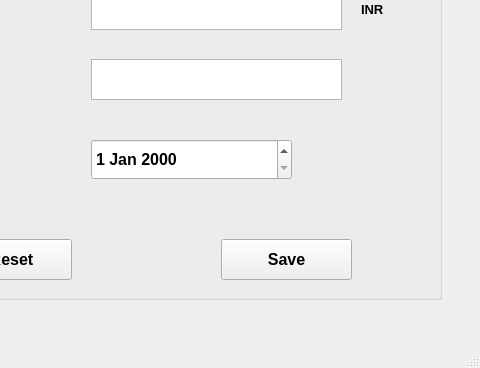
This is designs/new_items_ui.ui in santoshki/sales_software as Qt 5 draws it before an edit; both pictures show x 379 to 859 and y 391 to 759 of the 859 by 759 pixel window. The edited form follows.
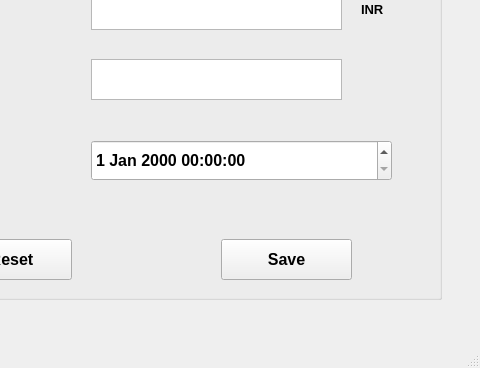
This is the edited form.

Commit message: Updated main ui. Added functions for back and reset button.

What changed in the file:
```diff
--- a/designs/new_items_ui.ui
+++ b/designs/new_items_ui.ui
@@ -248,16 +248,6 @@
       <string>Date</string>
      </property>
     </widget>
-    <widget class="QDateEdit" name="dateEdit">
-     <property name="geometry">
-      <rect>
-       <x>430</x>
-       <y>520</y>
-       <width>201</width>
-       <height>41</height>
-      </rect>
-     </property>
-    </widget>
     <widget class="QPlainTextEdit" name="quantity">
      <property name="geometry">
       <rect>
@@ -344,6 +334,16 @@
       <bool>false</bool>
      </property>
     </widget>
+    <widget class="QDateTimeEdit" name="dateTimeEdit">
+     <property name="geometry">
+      <rect>
+       <x>430</x>
+       <y>521</y>
+       <width>301</width>
+       <height>41</height>
+      </rect>
+     </property>
+    </widget>
    </widget>
   </widget>
   <widget class="QMenuBar" name="menubar">
```
The commit also changes 5 other files.
